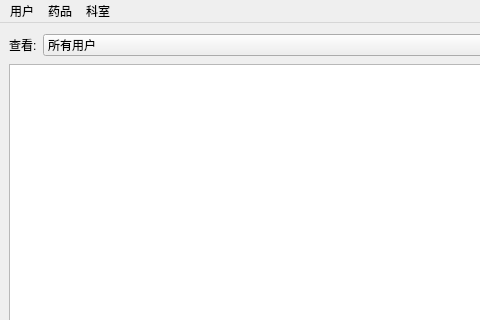
This is code/backend/backend.ui in laonuo2004/cpp-qt-medical-system as Qt 5 draws it before an edit; both pictures show x 0 to 480 and y 0 to 320 of the 800 by 600 pixel window. The edited form follows.
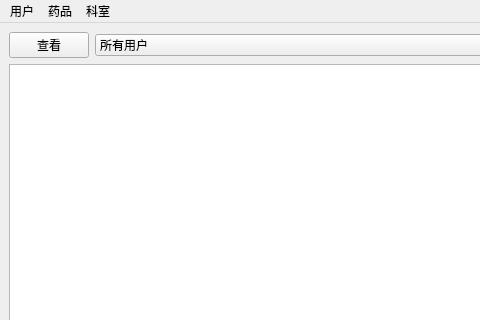
This is the edited form.

What changed in the file:
```diff
--- a/code/backend/backend.ui
+++ b/code/backend/backend.ui
@@ -18,9 +18,9 @@
     <item>
      <layout class="QHBoxLayout" name="horizontalLayout">
       <item>
-       <widget class="QLabel" name="label">
+       <widget class="QPushButton" name="pushButton">
         <property name="text">
-         <string>查看:</string>
+         <string>查看</string>
         </property>
        </widget>
       </item>
```
Left out of the diff: 2 changed lines with no effect on the pictures.
